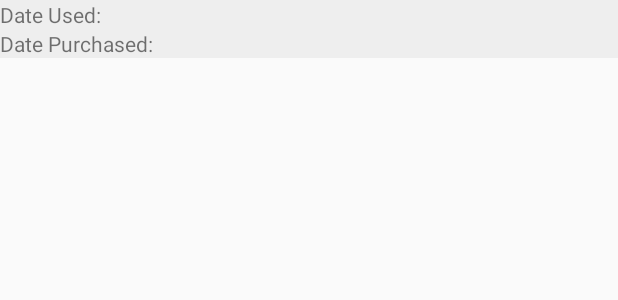
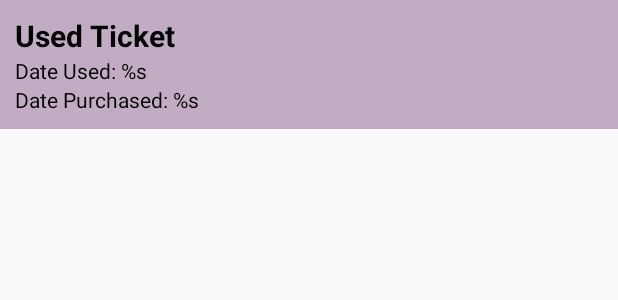
Before and after one commit to klcopp/BKKTix, an Android app: the layout list_history_ticket.xml on its own in the app's theme, with its tools: preview values and no code run, on a phone screen of 412 x 824 dp. Shown: the top 300 px of the screen. Run offline under Robolectric (Android 15) with nearby library versions, the phone set to English and light mode, and no system bars.

Commit message:
History works; About was never updated; formatted code a little more

```diff
--- a/BKKTix/app/src/main/java/hu/ait/karen/bkktix/data/TicketType.java
+++ b/BKKTix/app/src/main/java/hu/ait/karen/bkktix/data/TicketType.java
@@ -6,6 +6,8 @@ public enum TicketType {
     _60_MINUTES,
     _120_MINUTES;
 
-    public static TicketType fromOrdinal(int n) {return values()[n];}
+    public static TicketType fromOrdinal(int n) {
+        return values()[n];
+    }
 
 }
--- a/BKKTix/app/src/main/java/hu/ait/karen/bkktix/dialog/MessageFragment.java
+++ b/BKKTix/app/src/main/java/hu/ait/karen/bkktix/dialog/MessageFragment.java
@@ -30,7 +30,6 @@ public class MessageFragment extends DialogFragment {
         } else {
             throw new RuntimeException(
                     "This Activity is not implementing the OnMessageFragmentAnswer interface");
-            //TODO ^STRING
         }
     }
 
@@ -41,11 +40,6 @@ public class MessageFragment extends DialogFragment {
 
         AlertDialog.Builder alertDialogBuilder = new AlertDialog.Builder(
                 getActivity());
-
-//        LayoutInflater inflater = LayoutInflater.from(getContext());
-//        View dialogLayout = inflater.inflate(R.layout.layout_dialog,null);
-//        alertDialogBuilder.setView(dialogLayout);
-
 
         alertDialogBuilder.setTitle(R.string.validate_ticket);
         alertDialogBuilder.setMessage(
--- a/BKKTix/app/src/main/java/hu/ait/karen/bkktix/dialog/VerifyPurchaseMessageFragmentAnswer.java
+++ b/BKKTix/app/src/main/java/hu/ait/karen/bkktix/dialog/VerifyPurchaseMessageFragmentAnswer.java
@@ -3,7 +3,7 @@ package hu.ait.karen.bkktix.dialog;
 import hu.ait.karen.bkktix.data.TicketType;
 
 public interface VerifyPurchaseMessageFragmentAnswer {
-        public void onPurchaseSelected(TicketType ticketType, int numberOfTickets);
+    public void onPurchaseSelected(TicketType ticketType, int numberOfTickets);
 
-        public void onPurchaseCancelledSelected();
-    }
+    public void onPurchaseCancelledSelected();
+}
--- a/BKKTix/app/src/main/java/hu/ait/karen/bkktix/fragment/BuyTixFragment.java
+++ b/BKKTix/app/src/main/java/hu/ait/karen/bkktix/fragment/BuyTixFragment.java
@@ -53,8 +53,7 @@ public class BuyTixFragment extends Fragment {
         });
 
 
-
-//  Dummy button:
+//  Dummy buttons:
 
 //        Button btnBuy20Min = (Button) rootView.findViewById(R.id.btnBuy20Min);
 //        btnBuy20Min.setOnClickListener(new View.OnClickListener() {
@@ -80,7 +79,6 @@ public class BuyTixFragment extends Fragment {
 //            }
 //        });
 
-
         return rootView;
     }
 }
--- a/BKKTix/app/src/main/java/hu/ait/karen/bkktix/fragment/HistoryFragment.java
+++ b/BKKTix/app/src/main/java/hu/ait/karen/bkktix/fragment/HistoryFragment.java
@@ -9,6 +9,7 @@ import android.view.LayoutInflater;
 import android.view.View;
 import android.view.ViewGroup;
 
+import hu.ait.karen.bkktix.MainActivity;
 import hu.ait.karen.bkktix.R;
 import hu.ait.karen.bkktix.adapter.HistoryRecyclerAdapter;
 
@@ -34,8 +35,7 @@ public class HistoryFragment extends Fragment {
         final LinearLayoutManager layoutManager = new LinearLayoutManager(getActivity());
         recyclerHistory.setLayoutManager(layoutManager);
 
-        historyRecyclerAdapter = new HistoryRecyclerAdapter(getActivity()
-                /*,  ((MainApplication) getApplication()).getRealmTodo()*/);
+        historyRecyclerAdapter = ((MainActivity) getActivity()).getHistoryRecyclerAdapter();
         recyclerHistory.setAdapter(historyRecyclerAdapter);
 
         return rootView;
--- a/BKKTix/app/src/main/java/hu/ait/karen/bkktix/fragment/TicketViewFragment.java
+++ b/BKKTix/app/src/main/java/hu/ait/karen/bkktix/fragment/TicketViewFragment.java
@@ -28,14 +28,12 @@ import hu.ait.karen.bkktix.qr.Contents;
 import hu.ait.karen.bkktix.qr.QRCodeEncoder;
 
 
-
 public class TicketViewFragment extends Fragment {
 
     public static final String TAG = "TicketViewFragment";
     private Ticket ticket;
     private int groupPosition;
     private int childPosition;
-
 
 
     Button btnValidate;
@@ -113,7 +111,7 @@ public class TicketViewFragment extends Fragment {
     @Override
     public void onViewStateRestored(@Nullable Bundle savedInstanceState) {
         super.onViewStateRestored(savedInstanceState);
-        if(ticket.getDateValidated() != null){
+        if (ticket.getDateValidated() != null) {
             btnValidate.setVisibility(View.GONE);
         }
     }
--- a/BKKTix/app/src/main/res/layout/content_main.xml
+++ b/BKKTix/app/src/main/res/layout/content_main.xml
@@ -8,7 +8,7 @@
     android:orientation="vertical"
     tools:context="hu.ait.karen.bkktix.MainActivity">
 
-    <!--TODO there are two framelayouts here, that's a lot -->
+    <!--there are two framelayouts here, that's a lot -->
     <FrameLayout
         android:layout_marginTop="?attr/actionBarSize"
         android:id="@+id/content"
--- a/BKKTix/app/src/main/res/layout/list_history_ticket.xml
+++ b/BKKTix/app/src/main/res/layout/list_history_ticket.xml
@@ -3,19 +3,30 @@
     android:layout_width="match_parent"
     android:layout_height="wrap_content"
     android:orientation="vertical"
-    android:background="@color/colorBackgroundGray">
+    android:padding="10dp"
+    android:dividerPadding="5dp"
+    android:background="@color/colorVeryLightPurple">
 
+    <TextView
+        android:layout_width="wrap_content"
+        android:layout_height="wrap_content"
+        android:text="@string/used_ticket"
+        android:textStyle="bold"
+        android:textSize="20sp"
+        android:textColor="@android:color/black"/>
     <TextView
         android:id="@+id/tvDateUsed"
         android:layout_width="wrap_content"
         android:layout_height="wrap_content"
+        android:textColor="@android:color/black"
 
-        android:text="Date Used:" />
+        android:text="@string/date_used" />
 
     <TextView
         android:id="@+id/tvDatePurchased"
         android:layout_width="wrap_content"
         android:layout_height="wrap_content"
-        android:text="Date Purchased:" />
+        android:textColor="@android:color/black"
+        android:text="@string/date_purchased" />
 
 </LinearLayout>
--- a/BKKTix/app/src/main/res/layout/nav_header_main.xml
+++ b/BKKTix/app/src/main/res/layout/nav_header_main.xml
@@ -27,11 +27,10 @@
         android:text="@string/app_name"
         android:textAppearance="@style/TextAppearance.AppCompat.Body1" />
 
-    <!--TODO cooler subtitle-->
     <TextView
         android:id="@+id/textView"
         android:layout_width="wrap_content"
         android:layout_height="wrap_content"
-        android:text="Making Budapest travel easier since 2017" />
+        android:text="@string/quip" />
 
 </LinearLayout>
--- a/BKKTix/app/src/main/res/menu/main.xml
+++ b/BKKTix/app/src/main/res/menu/main.xml
@@ -1,7 +1,7 @@
 <?xml version="1.0" encoding="utf-8"?>
 <menu xmlns:android="http://schemas.android.com/apk/res/android"
     xmlns:app="http://schemas.android.com/apk/res-auto">
-    <!--TODO in case we want settings-->
+    <!--&lt;!&ndash;in case we want settings&ndash;&gt;-->
 
     <!--<item-->
     <!--android:id="@+id/action_settings"-->
--- a/BKKTix/app/src/main/res/menu/navigation.xml
+++ b/BKKTix/app/src/main/res/menu/navigation.xml
@@ -3,7 +3,7 @@
 
     <item
         android:id="@+id/nav_myTix"
-        android:icon="@drawable/ic_dashboard_black_24dp"
+        android:icon="@drawable/ticket_icon"
         android:title="@string/my_tix" />
 
     <item
--- a/BKKTix/app/src/main/res/values/strings.xml
+++ b/BKKTix/app/src/main/res/values/strings.xml
@@ -45,4 +45,13 @@
     </string>
     <string name="cancelled">Purchase cancelled.</string>
     <string name="about_title">About</string>
+    <string name="used_ticket">Used Ticket</string>
+    <string name="date_used" formatted="true">Date Used: %s</string>
+    <string name="date_purchased" formatted="true">Date Purchased: %s</string>
+    <string name="validation_cancelled">Ticket validation cancelled</string>
+    <string name="bought_at">Bought at: %s</string>
+    <string name="integer">%d</string>
+    <string name="sure">Are you sure?</string>
+    <string name="sure_long">Are you sure you want to buy %d tickets? They will be valid for %d minutes.</string>
+    <string name="quip">Making Budapest travel easier since 2017</string>
 </resources>
```
Also changed, not shown: BKKTix/app/src/main/java/hu/ait/karen/bkktix/MainActivity.java (+25 -23 lines), BKKTix/app/src/main/java/hu/ait/karen/bkktix/adapter/HistoryRecyclerAdapter.java (+15 -30 lines), BKKTix/app/src/main/java/hu/ait/karen/bkktix/adapter/MyTixExpandableListAdapter.java (+11 -10 lines), BKKTix/app/src/main/java/hu/ait/karen/bkktix/data/Ticket.java (+6 -6 lines), BKKTix/app/src/main/java/hu/ait/karen/bkktix/dialog/VerifyPurchaseMessageFragment.java (+3 -22 lines), BKKTix/app/src/main/java/hu/ait/karen/bkktix/fragment/QRReaderFragment.java (+2 -8 lines), BKKTix/app/src/main/res/layout/fragment_ticket_view.xml (+1 -10 lines), BKKTix/app/src/main/res/drawable/ticket_icon.png (added). Lines whose indentation alone changed are shown as unchanged.
